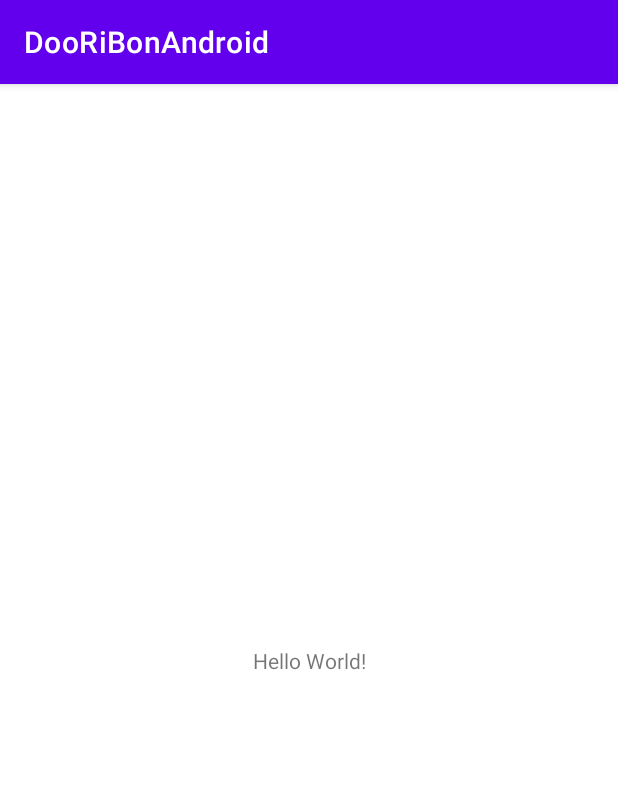
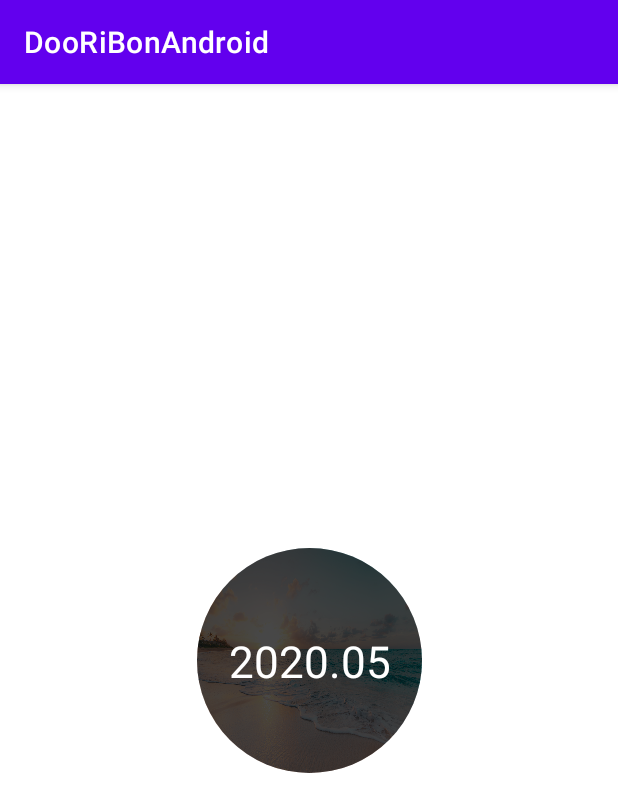
Before and after one commit to TeamDooRiBon/DooRi-Android, an Android app: the screen it shows after launch (MainActivity), on a phone screen of 412 x 824 dp. Shown: the top 812 px of the screen. Run offline under Robolectric (Android 15) with nearby library versions, the phone set to English and light mode, and no system bars.

Commit message:
[FEAT] : DooriBonRoundShadowImageView 만듬

```diff
--- a/app/src/main/java/kr/co/dooribon/MainActivity.kt
+++ b/app/src/main/java/kr/co/dooribon/MainActivity.kt
@@ -2,6 +2,8 @@ package kr.co.dooribon
 
 import androidx.appcompat.app.AppCompatActivity
 import android.os.Bundle
+import androidx.constraintlayout.widget.ConstraintLayout
+import kr.co.dooribon.view.DooRiBonRoundShadowImageView
 
 class MainActivity : AppCompatActivity() {
     override fun onCreate(savedInstanceState: Bundle?) {
--- /dev/null
+++ b/app/src/main/java/kr/co/dooribon/utils/ContextExtension.kt
@@ -0,0 +1,13 @@
+package kr.co.dooribon.utils
+
+import android.content.Context
+import kotlin.math.roundToInt
+
+/**
+ * Created by SSong-develop 2021-06-29
+ *
+ * Just use For CustomView dp , Not Whole Projects
+ */
+fun Context.dpToPixel(dp : Int) : Int = (dp * resources.displayMetrics.density).roundToInt()
+
+fun Context.dpToPixelFloat(dp : Int) : Float = (dp * resources.displayMetrics.density).roundToInt().toFloat()
--- /dev/null
+++ b/app/src/main/java/kr/co/dooribon/utils/OnChangeProp.kt
@@ -0,0 +1,17 @@
+package kr.co.dooribon.utils
+
+import kotlin.reflect.KProperty
+
+/**
+ * CustomView Delegation
+ */
+class OnChangeProp<T>(private var field: T, private val block: (value: T) -> Unit) {
+    operator fun setValue(thisRef: Any?, property: KProperty<*>, value: T) {
+        field = value
+        block(value)
+    }
+
+    operator fun getValue(thisRef: Any?, property: KProperty<*>): T {
+        return field
+    }
+}
--- /dev/null
+++ b/app/src/main/java/kr/co/dooribon/view/DooRiBonRoundShadowImageView.kt
@@ -0,0 +1,87 @@
+package kr.co.dooribon.view
+
+import android.content.Context
+import android.graphics.Canvas
+import android.graphics.Color
+import android.graphics.Paint
+import android.util.AttributeSet
+import androidx.core.content.res.use
+import com.google.android.material.imageview.ShapeableImageView
+import com.google.android.material.shape.ShapeAppearanceModel
+import kr.co.dooribon.R
+import kr.co.dooribon.utils.OnChangeProp
+
+/**
+ * Created by SSong-develop on 2021-06-29
+ *
+ * DooRiBonRoundGradientImageView
+ *
+ * 타원형의 원을 그리지 않을 것이기 때문에 굳이 radius는 그냥 width로 계산함
+ *
+ * app:image_view_alpha , 이미지 위에 색상을 끼얹고 싶을때 이미지가 얼마만큼 보이게 할지? 0.6~0.7이 적당함
+ * app:image_view_shadow_color , 이미지 위에 끼얹고 싶은 색상 설정
+ */
+class DooRiBonRoundShadowImageView @JvmOverloads constructor(
+    context: Context,
+    attrs: AttributeSet? = null
+) : ShapeableImageView(context, attrs) {
+
+    private val gradientPaint = Paint()
+
+    private var useWidth = 0
+    private var useHeight = 0
+
+    var shadowColor by OnChangeProp(Color.BLACK) {
+        update()
+    }
+
+    var imageViewAlpha by OnChangeProp(0.7f) {
+        update()
+    }
+
+    init {
+        if (attrs != null) {
+            getStyleableAttrs(attrs)
+        }
+    }
+
+    private fun getStyleableAttrs(attrs: AttributeSet) {
+        context.theme.obtainStyledAttributes(
+            attrs,
+            R.styleable.DooRiBonRoundGradientImageView,
+            0,
+            0
+        ).use {
+            shadowColor = it.getColor(
+                R.styleable.DooRiBonRoundGradientImageView_image_view_shadow_color,
+                shadowColor
+            )
+            imageViewAlpha = it.getFloat(
+                R.styleable.DooRiBonRoundGradientImageView_image_view_alpha,
+                imageViewAlpha
+            )
+        }
+    }
+
+    override fun onSizeChanged(width: Int, height: Int, oldWidth: Int, oldHeight: Int) {
+        super.onSizeChanged(width, height, oldWidth, oldHeight)
+        update()
+    }
+
+    override fun onDraw(canvas: Canvas) {
+        super.onDraw(canvas)
+        canvas.drawCircle(useWidth / 2f, useHeight / 2f, useWidth / 2f, gradientPaint)
+    }
+
+    private fun update() {
+        useWidth = width
+        useHeight = height
+
+        gradientPaint.apply {
+            color = shadowColor
+            alpha = (imageViewAlpha * 255).toInt()
+        }
+        invalidate()
+    }
+
+}
--- a/app/src/main/res/layout/activity_main.xml
+++ b/app/src/main/res/layout/activity_main.xml
@@ -6,13 +6,29 @@
     android:layout_height="match_parent"
     tools:context=".MainActivity">
 
+    <kr.co.dooribon.view.DooRiBonRoundShadowImageView
+        android:id="@+id/gradient_image_view"
+        android:layout_width="150dp"
+        android:layout_height="150dp"
+        android:scaleType="fitXY"
+        android:src="@drawable/dummy_round_view"
+        app:image_view_alpha="0.7"
+        app:image_view_shadow_color="@color/black"
+        app:layout_constraintBottom_toBottomOf="parent"
+        app:layout_constraintLeft_toLeftOf="parent"
+        app:layout_constraintRight_toRightOf="parent"
+        app:layout_constraintTop_toTopOf="parent"
+        app:shapeAppearanceOverlay="@style/roundedImageView" />
+
     <TextView
         android:layout_width="wrap_content"
         android:layout_height="wrap_content"
-        android:text="Hello World!"
-        app:layout_constraintBottom_toBottomOf="parent"
-        app:layout_constraintLeft_toLeftOf="parent"
-        app:layout_constraintRight_toRightOf="parent"
-        app:layout_constraintTop_toTopOf="parent" />
+        android:text="2020.05"
+        android:textColor="@color/white"
+        android:textSize="29sp"
+        app:layout_constraintBottom_toBottomOf="@id/gradient_image_view"
+        app:layout_constraintEnd_toEndOf="@id/gradient_image_view"
+        app:layout_constraintStart_toStartOf="@id/gradient_image_view"
+        app:layout_constraintTop_toTopOf="@id/gradient_image_view" />
 
 </androidx.constraintlayout.widget.ConstraintLayout>
--- /dev/null
+++ b/app/src/main/res/values/dooribon_view_style.xml
@@ -0,0 +1,7 @@
+<?xml version="1.0" encoding="utf-8"?>
+<resources>
+    <declare-styleable name="DooRiBonRoundGradientImageView">
+        <attr name="image_view_shadow_color" format="color" />
+        <attr name="image_view_alpha" format="float" />
+    </declare-styleable>
+</resources>
--- a/app/src/main/res/values/themes.xml
+++ b/app/src/main/res/values/themes.xml
@@ -13,4 +13,9 @@
         <item name="android:statusBarColor" tools:targetApi="l">?attr/colorPrimaryVariant</item>
         <!-- Customize your theme here. -->
     </style>
+
+    <style name="roundedImageView">
+        <item name="cornerFamily">rounded</item>
+        <item name="cornerSize">50%</item>
+    </style>
 </resources>
```
Also changed, not shown: app/src/main/res/drawable/dummy_round_view.jpg (added).
